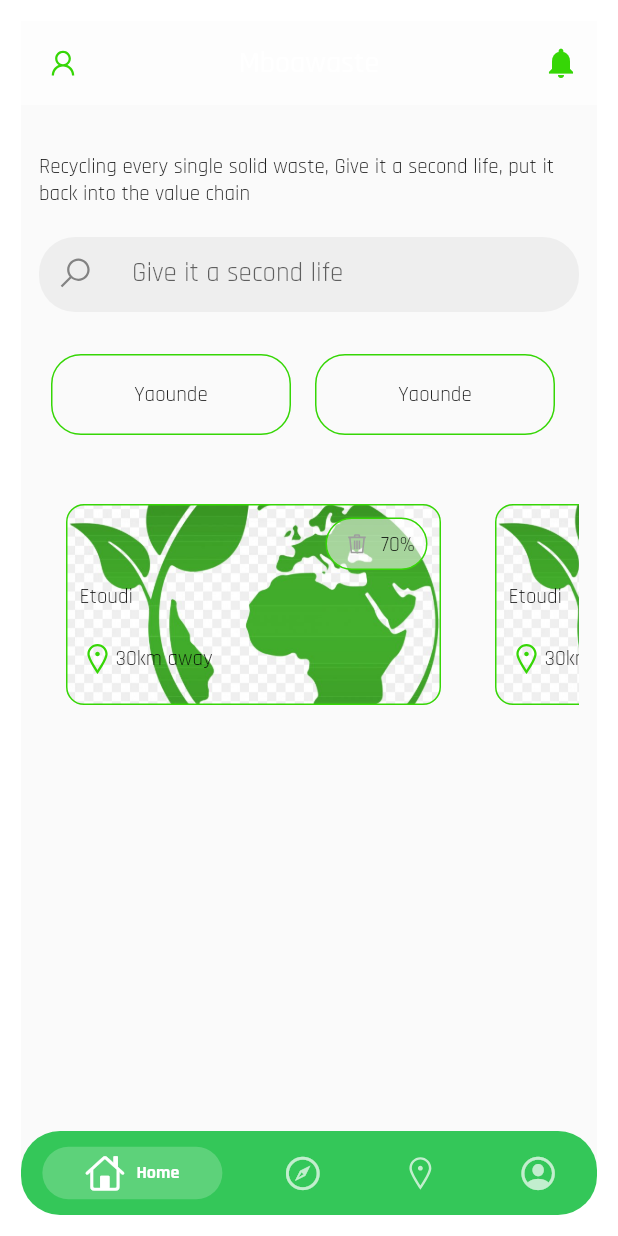
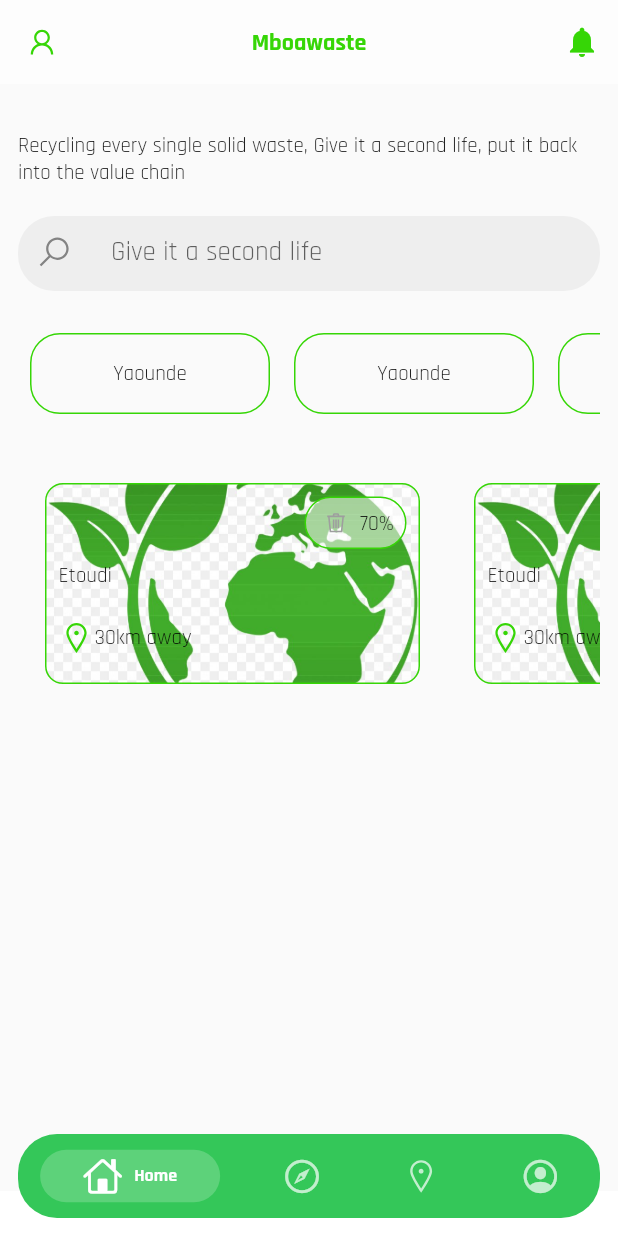
Before and after one commit to mboa-soft/mboa_waste, a Flutter app: the screen it shows after launch, on a phone screen of 412 x 824 dp. Run offline on Flutter 3.47's test engine with Material 2 defaults, Android fonts, the phone set to English and light mode, and no system bars; drawn by our look-alikes of persistent_bottom_nav_bar; our stand-ins replace bloc, equatable, firebase_core, flutter_bloc, flutter_easyloading, google_fonts and 4 more; accounts and stored records are empty; statements that could not run were skipped.

Commit message:
refactoring main

```diff
--- a/lib/screens/home.dart
+++ b/lib/screens/home.dart
@@ -12,13 +12,13 @@
 
   @override
   Widget build(BuildContext context) {
-    return Padding(
-      padding: const EdgeInsets.all(14.0),
-      child: PersistentTabView(
+    return PersistentTabView(
       context,
       screens: _buildScreens(),
       items: _navBarsItems(),
       confineInSafeArea: true,
+      hideNavigationBar: false,
+      margin: const EdgeInsets.all(12.0),
       backgroundColor: CupertinoColors.activeGreen,
       handleAndroidBackButtonPress: true,
       resizeToAvoidBottomInset: true,
@@ -28,7 +28,7 @@
         colorBehindNavBar: Colors.white,
       ),
       popAllScreensOnTapOfSelectedTab: true,
-        popActionScreens: PopActionScreensType.all,
+      popActionScreens: PopActionScreensType.once,
       itemAnimationProperties: const ItemAnimationProperties(
         duration: Duration(milliseconds: 200),
         curve: Curves.ease,
@@ -39,7 +39,6 @@
         duration: Duration(milliseconds: 200),
       ),
       navBarStyle: NavBarStyle.style1,
-      ),
     );
   }
 }
@@ -53,7 +52,7 @@
       appBar: AppBar(
           title: Text(
             "Mboawaste",
-            style: Styles.designWith(Palette.primary, 18.0, true),
+            style: Styles.designWith(color:Palette.primary, size:18.0, bold: true),
           ),
           centerTitle: true,
           elevation: 0.0,
```
Lines whose indentation alone changed are shown as unchanged.
